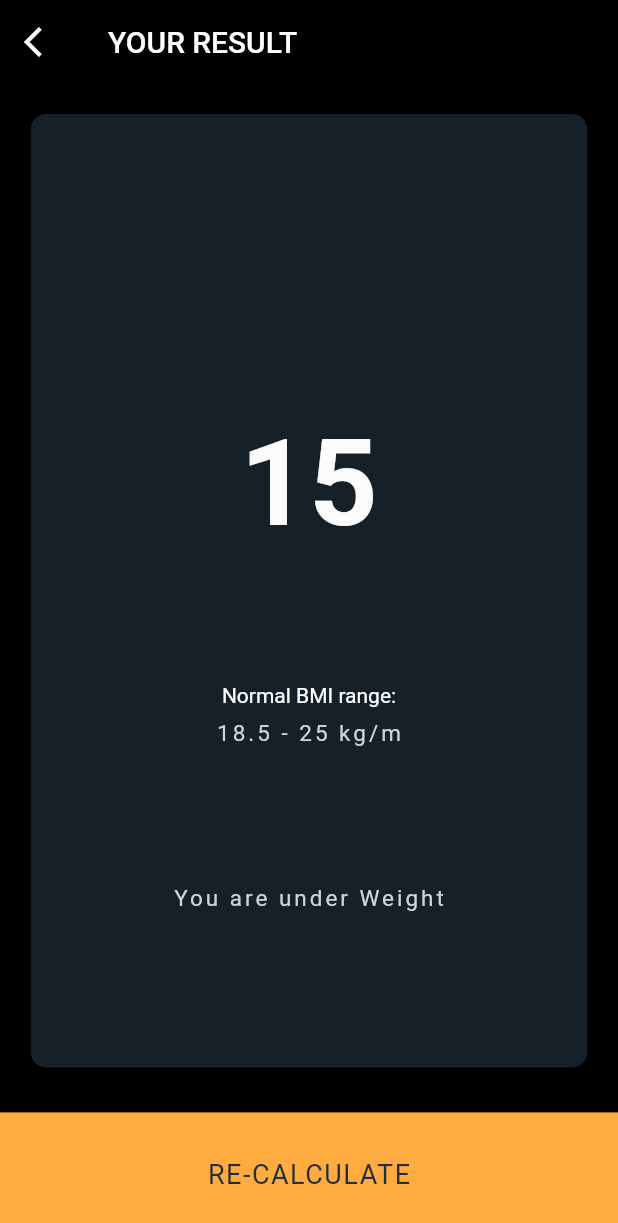
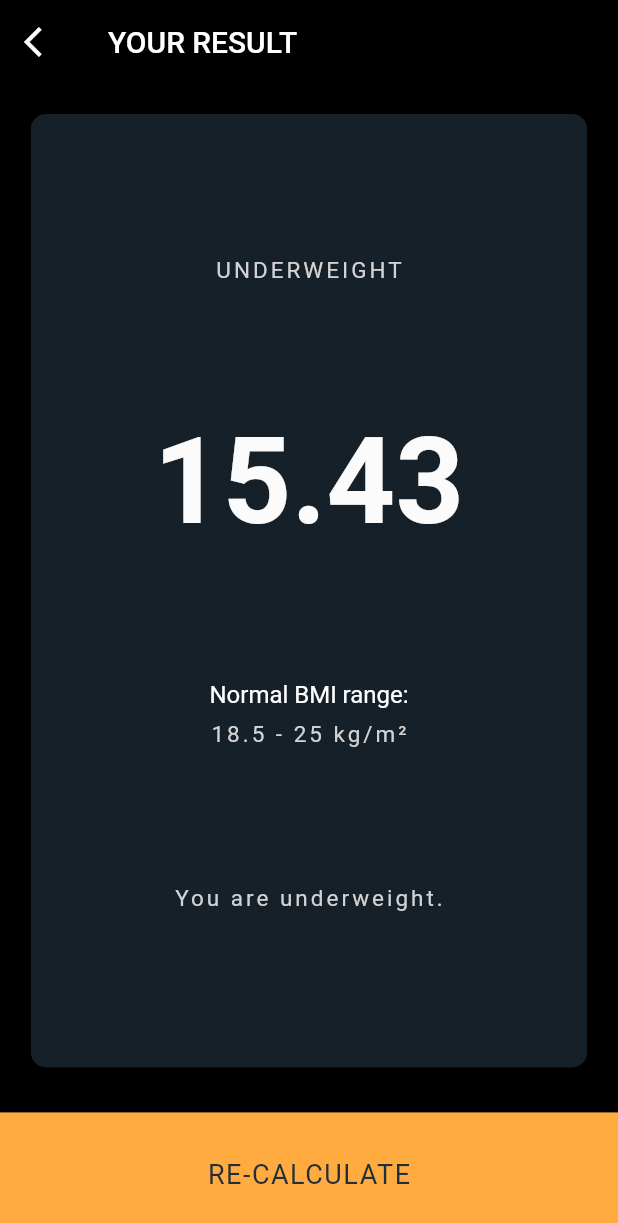
Before and after one commit to OhidulIslam7/practice-project2, a Flutter app: the screen it shows after launch, after a tap on "CALCULATE BMI", on a phone screen of 412 x 824 dp. Shown: the top 1223 px of the screen. Run offline on Flutter 3.47's test engine with Material 2 defaults, Android fonts, the phone set to English and light mode, and no system bars.

Commit message:
echo "# practice-project2" >> README.md git init git add README.md git commit -m "first commit" git branch -M main git remote add origin https://github.com/OhidulIslam7/practice-project2.git git push -u origin main

```diff
--- a/lib/bmipage.dart
+++ b/lib/bmipage.dart
@@ -2,117 +2,155 @@ import 'package:flutter/material.dart';
 import 'package:untitled2/resultpage.dart';
 import 'package:untitled2/theame.dart';
 
+void main() {
+  runApp(const MyApp());
+}
+
+class MyApp extends StatelessWidget {
+  const MyApp({super.key});
+
+  @override
+  Widget build(BuildContext context) {
+    return MaterialApp(
+      home: Scaffold(
+        appBar: AppBar(title: const Text('BMI Calculator')),
+        body: const BmiPage(),
+      ),
+    );
+  }
+}
 
 class BmiPage extends StatefulWidget {
+  const BmiPage({super.key});
 
   @override
   _BmiPageState createState() => _BmiPageState();
 }
 
 class _BmiPageState extends State<BmiPage> {
-
-
   int age = 17;
   int weight = 50;
-
   int height = 180;
   double maxHeight = 220;
   double minHeight = 120;
+  bool isMaleSelected = false; // Track Male container selection
+  bool isFemaleSelected = false; // Track Female container selection
 
-  ageIncrement(){
+  ageIncrement() {
     setState(() {
       age++;
     });
   }
 
-  ageDecrement(){
+  ageDecrement() {
     setState(() {
       age--;
     });
   }
 
-  weightIncrement(){
+  weightIncrement() {
     setState(() {
       weight++;
     });
   }
 
-  weightDecrement(){
+  weightDecrement() {
     setState(() {
       weight--;
     });
   }
 
+  void selectMaleContainer() {
+    setState(() {
+      isMaleSelected = true;
+      isFemaleSelected = false;
+    });
+  }
+
+  void selectFemaleContainer() {
+    setState(() {
+      isFemaleSelected = true;
+      isMaleSelected = false;
+    });
+  }
 
   @override
   Widget build(BuildContext context) {
     return Container(
-      color:secondary,
+      color: Colors.black, // Set the background color to black
       child: Column(
         children: <Widget>[
           AppBar(
-            title: Text("BMI "),
+            title: const Text("BMI Calculator"),
             elevation: 0,
             backgroundColor: Colors.transparent,
-
           ),
-
           Row(
             mainAxisAlignment: MainAxisAlignment.spaceBetween,
             children: <Widget>[
-
               Expanded(
                 flex: 1,
+                child: GestureDetector(
+                  onTap: selectMaleContainer,
                   child: Container(
-                  margin: EdgeInsets.all(10.0),
+                    margin: const EdgeInsets.all(10.0),
                     height: MediaQuery.of(context).size.height * 0.25,
                     decoration: BoxDecoration(
                       borderRadius: BorderRadius.circular(10.0),
-                      color: primary
+                      color: isMaleSelected ? const Color(0xFF9fc5e8) : primary, // Change color when selected
                     ),
                     child: Column(
                       mainAxisAlignment: MainAxisAlignment.center,
                       children: <Widget>[
-                      Image.asset('images/male.png',height: 100.0,width: 100.0,),
-                      SizedBox(
-                        height: 20.0,
+                        Image.asset('images/male.png', height: 100.0, width: 100.0),
+                        const SizedBox(height: 20.0),
+                        Text(
+                          'MALE',
+                          style: TextStyle(
+                            fontSize: 24,
+                            color: isMaleSelected ? Colors.black : Colors.white,
                           ),
-                      Text('MALE',style: headlines)
+                        ),
                       ],
                     ),
-
                   ),
                 ),
-
+              ),
               Expanded(
                 flex: 1,
+                child: GestureDetector(
+                  onTap: selectFemaleContainer,
                   child: Container(
-                  margin: EdgeInsets.all(10.0),
+                    margin: const EdgeInsets.all(10.0),
                     height: MediaQuery.of(context).size.height * 0.25,
                     decoration: BoxDecoration(
                       borderRadius: BorderRadius.circular(10.0),
-                      color: primary
+                      color: isFemaleSelected ? const Color(0xFFf9cb9c) : primary, // Change color when selected
                     ),
                     child: Column(
                       mainAxisAlignment: MainAxisAlignment.center,
-                    crossAxisAlignment: CrossAxisAlignment.center,
                       children: <Widget>[
-                      Image.asset('images/female.png',height: 100.0,width: 100.0,),
-                      SizedBox(
-                        height: 20.0,
+                        Image.asset('images/female.png', height: 100.0, width: 100.0),
+                        const SizedBox(height: 20.0),
+                        Text(
+                          'FEMALE',
+                          style: TextStyle(
+                            fontSize: 24,
+                            color: isFemaleSelected ? Colors.black : Colors.white,
                           ),
-                      Text('FEMALE',style: headlines)
+                        ),
                       ],
                     ),
                   ),
-              )
+                ),
+              ),
             ],
           ),
 
           Expanded(
             flex: 1,
             child: Container(
-              margin: EdgeInsets.all(10.0),
+              margin: const EdgeInsets.all(10.0),
               height: MediaQuery.of(context).size.height * 0.25,
               decoration: BoxDecoration(
                   borderRadius: BorderRadius.circular(10.0),
@@ -155,7 +193,7 @@ class _BmiPageState extends State<BmiPage> {
               Expanded(
                 flex: 1,
                 child: Container(
-                  margin: EdgeInsets.all(10.0),
+                  margin: const EdgeInsets.all(10.0),
                   height: MediaQuery.of(context).size.height * 0.25,
                   decoration: BoxDecoration(
                       borderRadius: BorderRadius.circular(10.0),
@@ -178,7 +216,7 @@ class _BmiPageState extends State<BmiPage> {
                             child: Container(
                               height: 40.0,
                               width: 40.0,
-                              margin: EdgeInsets.all(10.0),
+                              margin: const EdgeInsets.all(10.0),
                               decoration: BoxDecoration(
                                   borderRadius: BorderRadius.circular(20.0),
                                   color: Colors.orangeAccent
@@ -192,7 +230,7 @@ class _BmiPageState extends State<BmiPage> {
                           Container(
                             height: 40.0,
                             width: 40.0,
-                            margin: EdgeInsets.all(10.0),
+                            margin: const EdgeInsets.all(10.0),
                             decoration: BoxDecoration(
                                 borderRadius: BorderRadius.circular(20.0),
                                 color: Colors.orangeAccent
@@ -215,7 +253,7 @@ class _BmiPageState extends State<BmiPage> {
               Expanded(
                 flex: 1,
                 child: Container(
-                  margin: EdgeInsets.all(10.0),
+                  margin: const EdgeInsets.all(10.0),
                   height: MediaQuery.of(context).size.height * 0.25,
                   decoration: BoxDecoration(
                       borderRadius: BorderRadius.circular(10.0),
@@ -238,7 +276,7 @@ class _BmiPageState extends State<BmiPage> {
                             child: Container(
                               height: 40.0,
                               width: 40.0,
-                              margin: EdgeInsets.all(10.0),
+                              margin: const EdgeInsets.all(10.0),
                               decoration: BoxDecoration(
                                   borderRadius: BorderRadius.circular(20.0),
                                   color: Colors.orangeAccent
@@ -252,7 +290,7 @@ class _BmiPageState extends State<BmiPage> {
                           Container(
                             height: 40.0,
                             width: 40.0,
-                            margin: EdgeInsets.all(10.0),
+                            margin: const EdgeInsets.all(10.0),
                             decoration: BoxDecoration(
                                 borderRadius: BorderRadius.circular(20.0),
                                 color: Colors.orangeAccent
@@ -280,19 +318,15 @@ class _BmiPageState extends State<BmiPage> {
             onTap: () => Navigator.push(context, MaterialPageRoute(builder: (context) => ResultPage(height: height,weight: weight,))),
             child: Container(
               color: primaryButtonColor,
-              margin: EdgeInsets.only(top: 10.0),
+              margin: const EdgeInsets.only(top: 10.0),
               height: MediaQuery.of(context).size.height * 0.1,
               child: Center(
                 child: Text('CALCULATE BMI', style: primaryButtonStyle),
               ),
             ),
           ),
-
-
         ],
       ),
-
-
     );
   }
 }
--- a/lib/hextoint.dart
+++ b/lib/hextoint.dart
@@ -4,7 +4,7 @@ class HexColor extends Color {
   static int _getColorFromHex(String hexColor) {
     hexColor = hexColor.toUpperCase().replaceAll("#", "");
     if (hexColor.length == 6) {
-      hexColor = "FF" + hexColor;
+      hexColor = "FF$hexColor";
     }
     return int.parse(hexColor, radix: 16);
   }
--- a/lib/main.dart
+++ b/lib/main.dart
@@ -3,9 +3,11 @@ import 'package:flutter/services.dart';
 
 import 'bmipage.dart';
 
-void main() => runApp(MyApp());
+void main() => runApp(const MyApp());
 
 class MyApp extends StatelessWidget {
+  const MyApp({super.key});
+
   @override
   Widget build(BuildContext context) {
     SystemChrome.setPreferredOrientations([DeviceOrientation.portraitUp,
@@ -14,7 +16,7 @@ class MyApp extends StatelessWidget {
       title: 'Material App',
       debugShowCheckedModeBanner: false,
       theme: ThemeData.dark(),
-      home: HomePage(),
+      home: const HomePage(),
       // routes: <String, WidgetBuilder>{
       //   '/': (context) => HomePage(),
       //   '/second': (context) => SecondApp()
@@ -24,6 +26,8 @@ class MyApp extends StatelessWidget {
 }
 
 class HomePage extends StatefulWidget {
+  const HomePage({super.key});
+
 
   @override
   _HomePageState createState() => _HomePageState();
@@ -40,7 +44,7 @@ class _HomePageState extends State<HomePage> {
 
   @override
   Widget build(BuildContext context) {
-    return Scaffold(
+    return const Scaffold(
         body: BmiPage()
     );
   }
--- a/lib/resultpage.dart
+++ b/lib/resultpage.dart
@@ -1,128 +1,122 @@
 import 'package:flutter/material.dart';
 import 'package:untitled2/theame.dart';
-
 
 class ResultPage extends StatelessWidget {
   final int height;
   final int weight;
 
-  ResultPage({required this.height,required this.weight});
+  const ResultPage({Key? key, required this.height, required this.weight}) : super(key: key);
 
   @override
   Widget build(BuildContext context) {
     return Scaffold(
       backgroundColor: Colors.black,
       appBar: AppBar(
-        title: Text('YOUR RESULT'),
-
+        title: const Text('YOUR RESULT'),
         backgroundColor: Colors.transparent,
-        leading: IconButton(icon:Icon(Icons.arrow_back_ios), onPressed: () => Navigator.pop(context),),
+        leading: IconButton(
+          icon: const Icon(Icons.arrow_back_ios),
+          onPressed: () => Navigator.pop(context),
+        ),
       ),
-      body: Result(this.height,this.weight),
+      body: Result(height: height, weight: weight),
     );
   }
 }
 
-
 class Result extends StatefulWidget {
-
   final int height;
   final int weight;
 
-  Result(this.height,this.weight);
+  const Result({Key? key, required this.height, required this.weight}) : super(key: key);
 
   @override
   _ResultState createState() => _ResultState();
 }
 
 class _ResultState extends State<Result> {
+  late String comment;
+  late String headline;
+  late String bmiValue;
+
+  @override
+  void initState() {
+    super.initState();
+    calculateBMI();
+  }
+
+  void calculateBMI() {
+    double bmi = (widget.weight / (widget.height * widget.height)) * 10000;
+
+    if (bmi < 18.5) {
+      comment = "You are underweight.";
+      headline = "UNDERWEIGHT";
+    } else if (bmi >= 18.5 && bmi < 25) {
+      comment = "You are at a healthy weight.";
+      headline = "NORMAL";
+    } else if (bmi >= 25 && bmi <= 29.99) {
+      comment = "You are overweight.";
+      headline = "OVERWEIGHT";
+    } else {
+      comment = "You are obese.";
+      headline = "OBESE";
+    }
+
+    bmiValue = bmi.toStringAsFixed(2);
+  }
+
   @override
   Widget build(BuildContext context) {
-
-
     return Column(
       children: <Widget>[
-
         Expanded(
-
           child: Container(
             height: MediaQuery.of(context).size.height * 0.7,
-            width: MediaQuery.of(context).size.width *0.9,
-            margin: EdgeInsets.all(20.0),
-            padding: EdgeInsets.all(20.0),
+            width: MediaQuery.of(context).size.width * 0.9,
+            margin: const EdgeInsets.all(20.0),
+            padding: const EdgeInsets.all(20.0),
             decoration: BoxDecoration(
-                borderRadius: BorderRadius.circular(10.0),
-                color: primary
-
+              borderRadius: BorderRadius.circular(10.0),
+              color: primary,
             ),
-
             child: Column(
               mainAxisAlignment: MainAxisAlignment.spaceEvenly,
               crossAxisAlignment: CrossAxisAlignment.center,
               children: <Widget>[
-                Text("$headline",style: headlines),
+                Text(headline, style: headlines),
                 Padding(
                   padding: const EdgeInsets.all(10.0),
-                  child: Text('${bmiResult(this.widget.height, this.widget.weight)}', style: resultNumber),
+                  child: Text('$bmiValue', style: resultNumber),
                 ),
                 Column(
                   children: <Widget>[
-                    Text('Normal BMI range:'),
+                    const Text('Normal BMI range:', style: TextStyle(fontSize: 16)), // Specify font size
                     Padding(
                       padding: const EdgeInsets.all(8.0),
-                      child: Text("18.5 - 25 kg/m",style: headlines,),
+                      child: Text("18.5 - 25 kg/m²", style: headlines),
                     ),
                   ],
                 ),
-
-
                 Padding(
                   padding: const EdgeInsets.all(8.0),
-                  child: Text('$comment', style: headlines,),
-                )
+                  child: Text(comment, style: headlines),
+    )
               ],
             ),
           ),
         ),
-
         InkWell(
           onTap: () => Navigator.pop(context),
           child: Container(
             color: primaryButtonColor,
-            margin: EdgeInsets.only(top: 10.0),
+            margin: const EdgeInsets.only(top: 10.0),
             height: MediaQuery.of(context).size.height * 0.1,
             child: Center(
               child: Text('RE-CALCULATE', style: primaryButtonStyle),
             ),
           ),
         ),
-
-
       ],
     );
   }
 }
-var comment = '';
-var headline = '';
-bmiResult(h,w){
-
-
-  double bmi = (w/(h*h))*10000;
-
-  if(bmi<18.5){
-
-    comment = "You are under Weight";
-    headline = "UNDERWEIGHT";
-  }else if(bmi >= 18.5 && bmi <25){
-    comment = "You are at a healthy weight.";
-    headline = "NORMAL";
-  }else if(bmi > 25 && bmi <= 29.99){
-    comment = "You are at overweight.";
-    headline = "OVERWEIGHT";
-  }else{
-    comment = "You are obese.";
-    headline = "OBESE";
-  }
-
-  return bmi.round();
-}
--- a/lib/theame.dart
+++ b/lib/theame.dart
@@ -3,7 +3,7 @@ import 'hextoint.dart';
 
 
 
-Color primary = Color.fromRGBO(28, 40, 51, 0.8);
+Color primary = const Color.fromRGBO(28, 40, 51, 0.8);
 Color secondary = Colors.black;
 Color primaryButtonColor =   Colors.orangeAccent; //HexColor("e74c3c");
 Color secondaryButtonColor = HexColor("212f3c");
```
Lines whose indentation alone changed are shown as unchanged.
